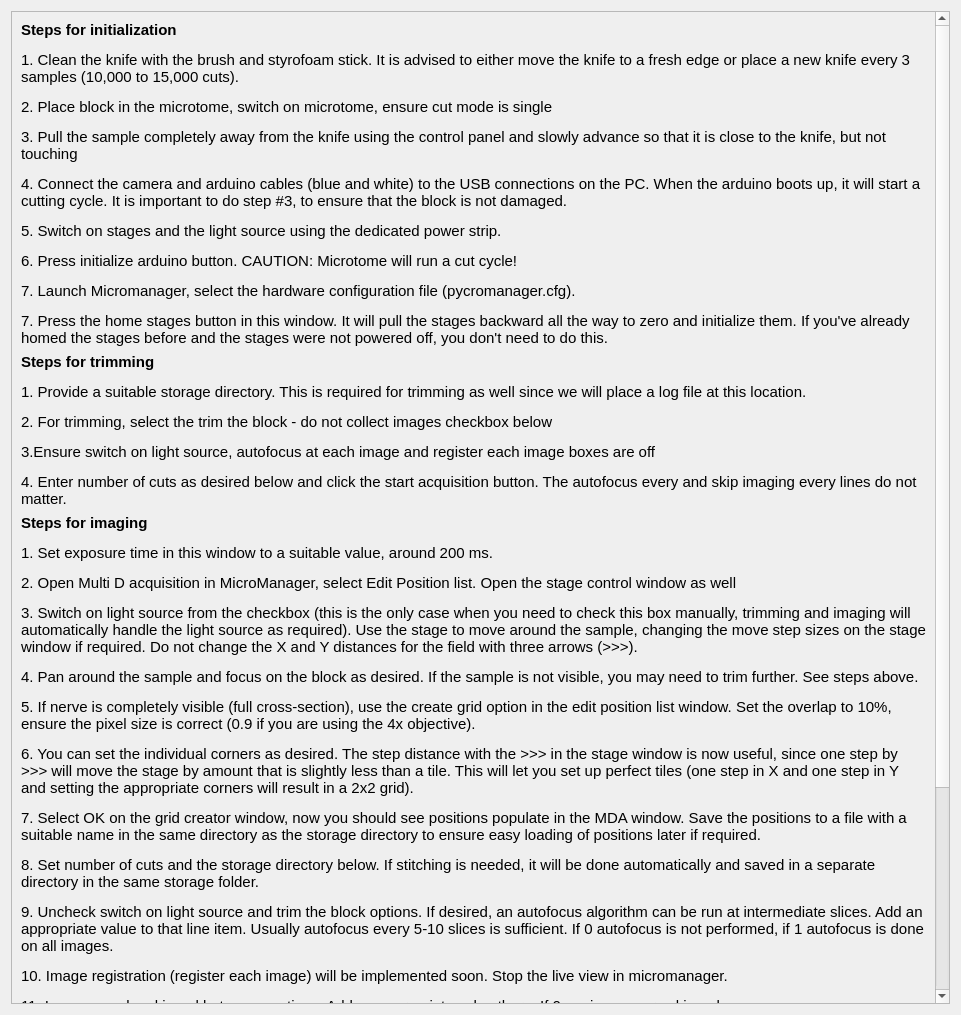
ckolluru/3D-MUSE-acquire, file ui files/helpwindow.ui: the form before one commit.
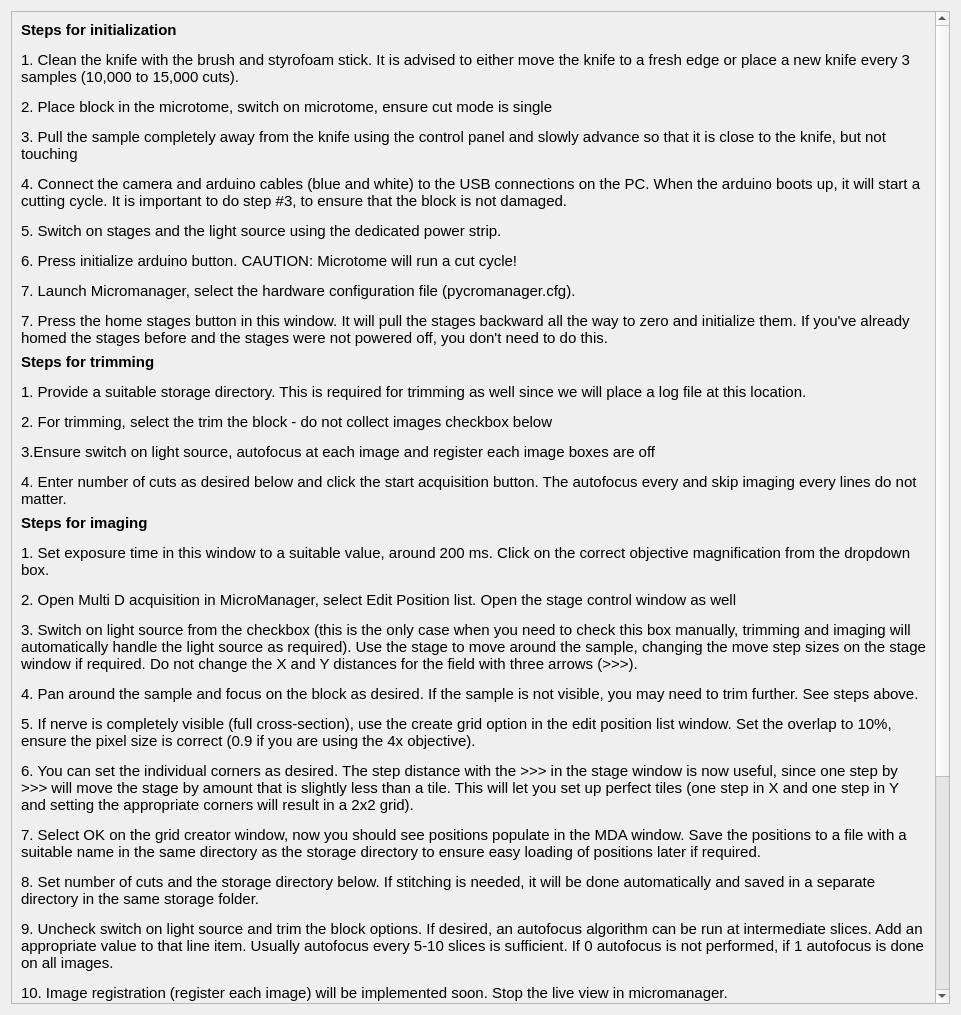
The form after the commit.

Diff of the .ui file:
```diff
--- a/ui files/helpwindow.ui
+++ b/ui files/helpwindow.ui
@@ -23,9 +23,9 @@
       <property name="geometry">
        <rect>
         <x>0</x>
-        <y>0</y>
+        <y>-250</y>
         <width>924</width>
-        <height>1372</height>
+        <height>1392</height>
        </rect>
       </property>
       <layout class="QVBoxLayout" name="verticalLayout_2">
@@ -87,7 +87,7 @@
           </font>
          </property>
          <property name="text">
-          <string>&lt;html&gt;&lt;head/&gt;&lt;body&gt;&lt;p&gt;&lt;span style=&quot; font-size:11pt;&quot;&gt;Steps for imaging&lt;/span&gt;&lt;/p&gt;&lt;p&gt;&lt;span style=&quot; font-size:11pt; font-weight:400;&quot;&gt;1. Set exposure time in this window to a suitable value, around 200 ms.&lt;/span&gt;&lt;/p&gt;&lt;p&gt;&lt;span style=&quot; font-size:11pt; font-weight:400;&quot;&gt;2. Open Multi D acquisition in MicroManager, select Edit Position list. Open the stage control window as well&lt;/span&gt;&lt;/p&gt;&lt;p&gt;&lt;span style=&quot; font-size:11pt; font-weight:400;&quot;&gt;3. Switch on light source from the checkbox (this is the only case when you need to check this box manually, trimming and imaging will automatically handle the light source as required). Use the stage to move around the sample, changing the move step sizes on the stage window if required. Do not change the X and Y distances for the field with three arrows (&amp;gt;&amp;gt;&amp;gt;).&lt;/span&gt;&lt;/p&gt;&lt;p&gt;&lt;span style=&quot; font-size:11pt; font-weight:400;&quot;&gt;4. Pan around the sample and focus on the block as desired. If the sample is not visible, you may need to trim further. See steps above.&lt;/span&gt;&lt;/p&gt;&lt;p&gt;&lt;span style=&quot; font-size:11pt; font-weight:400;&quot;&gt;5. If nerve is completely visible (full cross-section), use the create grid option in the edit position list window. Set the overlap to 10%, ensure the pixel size is correct (0.9 if you are using the 4x objective).&lt;/span&gt;&lt;/p&gt;&lt;p&gt;&lt;span style=&quot; font-size:11pt; font-weight:400;&quot;&gt;6. You can set the individual corners as desired. The step distance with the &amp;gt;&amp;gt;&amp;gt; in the stage window is now useful, since one step by &amp;gt;&amp;gt;&amp;gt; will move the stage by amount that is slightly less than a tile. This will let you set up perfect tiles (one step in X and one step in Y and setting the appropriate corners will result in a 2x2 grid).&lt;/span&gt;&lt;/p&gt;&lt;p&gt;&lt;span style=&quot; font-size:11pt; font-weight:400;&quot;&gt;7. Select OK on the grid creator window, now you should see positions populate in the MDA window. Save the positions to a file with a suitable name in the same directory as the storage directory to ensure easy loading of positions later if required.&lt;/span&gt;&lt;/p&gt;&lt;p&gt;&lt;span style=&quot; font-size:11pt; font-weight:400;&quot;&gt;8. Set number of cuts and the storage directory below. If stitching is needed, it will be done automatically and saved in a separate directory in the same storage folder.&lt;/span&gt;&lt;/p&gt;&lt;p&gt;&lt;span style=&quot; font-size:11pt; font-weight:400;&quot;&gt;9. Uncheck switch on light source and trim the block options. If desired, an autofocus algorithm can be run at intermediate slices. Add an appropriate value to that line item. Usually autofocus every 5-10 slices is sufficient. If 0 autofocus is not performed, if 1 autofocus is done on all images.&lt;/span&gt;&lt;/p&gt;&lt;p&gt;&lt;span style=&quot; font-size:11pt; font-weight:400;&quot;&gt;10. Image registration (register each image) will be implemented soon. Stop the live view in micromanager.&lt;/span&gt;&lt;/p&gt;&lt;p&gt;&lt;span style=&quot; font-size:11pt; font-weight:400;&quot;&gt;11. Images can be skipped between sections. Add an appropriate value there. If 0, no images are skipped.&lt;/span&gt;&lt;/p&gt;&lt;p&gt;&lt;span style=&quot; font-size:11pt; font-weight:400;&quot;&gt;12. Click start acquisition button.&lt;/span&gt;&lt;/p&gt;&lt;/body&gt;&lt;/html&gt;</string>
+          <string>&lt;html&gt;&lt;head/&gt;&lt;body&gt;&lt;p&gt;&lt;span style=&quot; font-size:11pt;&quot;&gt;Steps for imaging&lt;/span&gt;&lt;/p&gt;&lt;p&gt;&lt;span style=&quot; font-size:11pt; font-weight:400;&quot;&gt;1. Set exposure time in this window to a suitable value, around 200 ms. Click on the correct objective magnification from the dropdown box.&lt;/span&gt;&lt;/p&gt;&lt;p&gt;&lt;span style=&quot; font-size:11pt; font-weight:400;&quot;&gt;2. Open Multi D acquisition in MicroManager, select Edit Position list. Open the stage control window as well&lt;/span&gt;&lt;/p&gt;&lt;p&gt;&lt;span style=&quot; font-size:11pt; font-weight:400;&quot;&gt;3. Switch on light source from the checkbox (this is the only case when you need to check this box manually, trimming and imaging will automatically handle the light source as required). Use the stage to move around the sample, changing the move step sizes on the stage window if required. Do not change the X and Y distances for the field with three arrows (&amp;gt;&amp;gt;&amp;gt;).&lt;/span&gt;&lt;/p&gt;&lt;p&gt;&lt;span style=&quot; font-size:11pt; font-weight:400;&quot;&gt;4. Pan around the sample and focus on the block as desired. If the sample is not visible, you may need to trim further. See steps above.&lt;/span&gt;&lt;/p&gt;&lt;p&gt;&lt;span style=&quot; font-size:11pt; font-weight:400;&quot;&gt;5. If nerve is completely visible (full cross-section), use the create grid option in the edit position list window. Set the overlap to 10%, ensure the pixel size is correct (0.9 if you are using the 4x objective).&lt;/span&gt;&lt;/p&gt;&lt;p&gt;&lt;span style=&quot; font-size:11pt; font-weight:400;&quot;&gt;6. You can set the individual corners as desired. The step distance with the &amp;gt;&amp;gt;&amp;gt; in the stage window is now useful, since one step by &amp;gt;&amp;gt;&amp;gt; will move the stage by amount that is slightly less than a tile. This will let you set up perfect tiles (one step in X and one step in Y and setting the appropriate corners will result in a 2x2 grid).&lt;/span&gt;&lt;/p&gt;&lt;p&gt;&lt;span style=&quot; font-size:11pt; font-weight:400;&quot;&gt;7. Select OK on the grid creator window, now you should see positions populate in the MDA window. Save the positions to a file with a suitable name in the same directory as the storage directory to ensure easy loading of positions later if required.&lt;/span&gt;&lt;/p&gt;&lt;p&gt;&lt;span style=&quot; font-size:11pt; font-weight:400;&quot;&gt;8. Set number of cuts and the storage directory below. If stitching is needed, it will be done automatically and saved in a separate directory in the same storage folder.&lt;/span&gt;&lt;/p&gt;&lt;p&gt;&lt;span style=&quot; font-size:11pt; font-weight:400;&quot;&gt;9. Uncheck switch on light source and trim the block options. If desired, an autofocus algorithm can be run at intermediate slices. Add an appropriate value to that line item. Usually autofocus every 5-10 slices is sufficient. If 0 autofocus is not performed, if 1 autofocus is done on all images.&lt;/span&gt;&lt;/p&gt;&lt;p&gt;&lt;span style=&quot; font-size:11pt; font-weight:400;&quot;&gt;10. Image registration (register each image) will be implemented soon. Stop the live view in micromanager.&lt;/span&gt;&lt;/p&gt;&lt;p&gt;&lt;span style=&quot; font-size:11pt; font-weight:400;&quot;&gt;11. Images can be skipped between sections. Add an appropriate value there. If 0, no images are skipped.&lt;/span&gt;&lt;/p&gt;&lt;p&gt;&lt;span style=&quot; font-size:11pt; font-weight:400;&quot;&gt;12. Click start acquisition button.&lt;/span&gt;&lt;/p&gt;&lt;/body&gt;&lt;/html&gt;</string>
          </property>
          <property name="wordWrap">
           <bool>true</bool>
```
